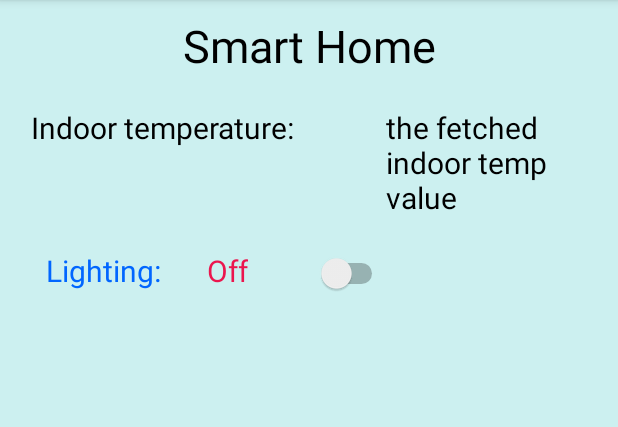
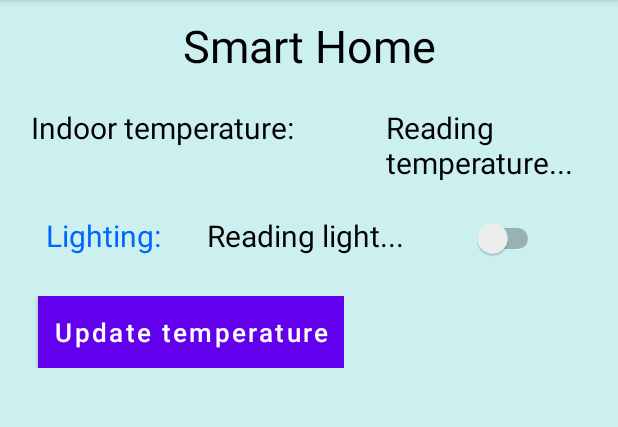
Before and after one commit to Siyue-Lu/IoT2022, an Android app: the screen it shows after launch (MainActivity), on a phone screen of 412 x 824 dp, the part 84-511 px from its top. Run offline under Robolectric (Android 15) with nearby library versions, the light colour scheme and no system bars.

Commit message:
omitted MQTT
completed light switching function with SSH+AsyncTask

```diff
--- a/app/build.gradle
+++ b/app/build.gradle
@@ -29,13 +29,12 @@ android {
 }
 
 dependencies {
+
     implementation 'androidx.appcompat:appcompat:1.5.1'
     implementation 'com.google.android.material:material:1.6.0'
     implementation 'androidx.constraintlayout:constraintlayout:2.1.4'
+    implementation files('libs\\SSH library.jar')
     testImplementation 'junit:junit:4.+'
     androidTestImplementation 'androidx.test.ext:junit:1.1.4'
     androidTestImplementation 'androidx.test.espresso:espresso-core:3.5.0'
-    implementation 'org.eclipse.paho:org.eclipse.paho.client.mqttv3:1.1.0'
-    implementation 'org.eclipse.paho:org.eclipse.paho.android.service:1.1.1'
-    implementation 'androidx.legacy:legacy-support-v4:1.0.0'
 }
--- a/app/src/main/AndroidManifest.xml
+++ b/app/src/main/AndroidManifest.xml
@@ -1,9 +1,8 @@
 <?xml version="1.0" encoding="utf-8"?>
 <manifest xmlns:android="http://schemas.android.com/apk/res/android"
     package="com.example.iot2022group7">
-    <uses-permission android:name="android.permission.WAKE_LOCK" />
+
     <uses-permission android:name="android.permission.INTERNET" />
-    <uses-permission android:name="android.permission.ACCESS_NETWORK_STATE" />
 
     <application
         android:allowBackup="true"
@@ -12,8 +11,7 @@
         android:roundIcon="@mipmap/ic_launcher_round"
         android:supportsRtl="true"
         android:theme="@style/Theme.IoT2022Group7">
-        <service android:name="org.eclipse.paho.android.service.MqttService" />
-        <activity android:name=".MainActivity" android:enabled="true">
+        <activity android:name=".MainActivity">
             <intent-filter>
                 <action android:name="android.intent.action.MAIN" />
 
--- a/app/src/main/java/com/example/iot2022group7/MainActivity.java
+++ b/app/src/main/java/com/example/iot2022group7/MainActivity.java
@@ -2,24 +2,30 @@ package com.example.iot2022group7;
 
 import androidx.appcompat.app.AppCompatActivity;
 
+import android.os.AsyncTask;
 import android.os.Bundle;
-import android.util.Log;
+import android.os.StrictMode;
 import android.view.View;
-import android.widget.*;
+import android.widget.Button;
+import android.widget.CompoundButton;
+import android.widget.Switch;
+import android.widget.TextView;
 
-import org.eclipse.paho.android.service.MqttAndroidClient;
-import org.eclipse.paho.client.mqttv3.*;
+import java.io.BufferedReader;
+import java.io.IOException;
+import java.io.InputStream;
+import java.io.InputStreamReader;
+
+import ch.ethz.ssh2.Connection;
+import ch.ethz.ssh2.Session;
+import ch.ethz.ssh2.StreamGobbler;
 
 public class MainActivity extends AppCompatActivity {
 
     TextView txv_temp_indoor = null;
-    TextView txv_outdoor_light = null;
+    TextView outdoor_light_show = null;
     Switch lightToggle = null;
-//    Button btnUpdateTemp = null;
-
-    private MqttAndroidClient client;
-    private static final String SERVER_URI = "tcp://test.mosquitto.org:1883";
-    private static final String TAG = "MainActivity";
+    Button btnUpdateTemp = null;
 
     @Override
     protected void onCreate(Bundle savedInstanceState) {
@@ -27,113 +33,86 @@ public class MainActivity extends AppCompatActivity {
         setContentView(R.layout.content_main);
 
         txv_temp_indoor = (TextView) findViewById(R.id.indoorTempShow);
-        txv_outdoor_light = (TextView) findViewById(R.id.outdoorLightShow);
+        outdoor_light_show = (TextView) findViewById(R.id.outdoorLightShow);
         lightToggle = (Switch) findViewById(R.id.btnToggle);
-//        btnUpdateTemp = (Button) findViewById(R.id.btnUpdateTemp);
-        txv_temp_indoor.setText("the fetched indoor temp value");
+        btnUpdateTemp = (Button) findViewById(R.id.btnUpdateTemp);
 
-        connect();
-        client.setCallback(new MqttCallbackExtended() {
-            @Override
-            public void connectComplete(boolean reconnect, String serverURI) {
-                if (reconnect) {
-                    System.out.println("Reconnected to : " + serverURI);
-                    // Re-subscribe as we lost it due to new session
-                } else {
-                    System.out.println("Connected to: " + serverURI);
-                }
-                subscribe("temp");
-            }
-
-            @Override
-            public void connectionLost(Throwable cause) {
-                System.out.println("The Connection was lost.");
-            }
-
-            @Override
-            public void messageArrived(String topic, MqttMessage message) throws Exception {
-                String newMessage = new String(message.getPayload());
-                System.out.println("Incoming message: " + newMessage);
-                /* add code here to interact with elements
-                (text views, buttons)
-                using data from newMessage
-                */
-                if (newMessage.length() == 4) {
-                    txv_temp_indoor.setText(newMessage);
-                }
-            }
-
-            @Override
-            public void deliveryComplete(IMqttDeliveryToken token) {
-            }
-        });
+        // get light status and display in UI
 
 
+        // run scripts and change UI on toggle
         lightToggle.setOnCheckedChangeListener(new CompoundButton.OnCheckedChangeListener() {
             @Override
             public void onCheckedChanged(CompoundButton buttonView, boolean isChecked) {
                 if (isChecked) {
-                    txv_outdoor_light.setTextColor(getResources().getColor(R.color.teal_700));
-                    txv_outdoor_light.setText(R.string.txv_outdoor_light_on);
+                    new AsyncTask<Integer, Void, Void>() {
+                        @Override
+                        protected Void doInBackground(Integer... params) {
+                            run("python TurnOnLights.py");
+                            return null;
+                        }
+
+                        @Override
+                        protected void onPostExecute(Void v) {
+                            outdoor_light_show.setText(R.string.txv_on);
+                            outdoor_light_show.setTextColor(getResources().getColor(R.color.teal_700));
+                        }
+                    }.execute(1);
                 } else {
-                    txv_outdoor_light.setTextColor(getResources().getColor(R.color.title_bar_color));
-                    txv_outdoor_light.setText(R.string.txv_outdoor_light_show);
+                    new AsyncTask<Integer, Void, Void>() {
+                        @Override
+                        protected Void doInBackground(Integer... params) {
+                            run("python TurnOffLights.py");
+                            return null;
+                        }
+
+                        @Override
+                        protected void onPostExecute(Void v) {
+                            outdoor_light_show.setText(R.string.txv_off);
+                            outdoor_light_show.setTextColor(getResources().getColor(R.color.title_bar_color));
+                        }
+                    }.execute(1);
                 }
             }
         });
 
-//        btnUpdateTemp.setOnClickListener(new View.OnClickListener() {
-//            public void onClick(View v) {
-//
-//            }
-//        });
+        btnUpdateTemp.setOnClickListener(new View.OnClickListener() {
+            public void onClick(View v) {
+
+            }
+        });
     }
 
-    private void connect() {
-        String clientId = MqttClient.generateClientId();
-        client = new MqttAndroidClient(this.getApplicationContext(), SERVER_URI, clientId);
+    public void run(String command) {
+        String hostname = "7.tcp.eu.ngrok.io";
+        int port = 14536;
+        String username = "pi";
+        String password = "pi";
         try {
-            IMqttToken token = client.connect();
-            token.setActionCallback(new IMqttActionListener() {
-                @Override
-                public void onSuccess(IMqttToken asyncActionToken) {
-                    // We are connected
-                    Log.d(TAG, "onSuccess");
-                    System.out.println(TAG + " Success. Connected to " + SERVER_URI);
-                }
-
-                @Override
-                public void onFailure(IMqttToken asyncActionToken, Throwable exception) {
-                    // Something went wrong e.g. connection timeout or firewall problems
-                    Log.d(TAG, "onFailure");
-                    System.out.println(TAG + " Oh no! Failed to connect to " + SERVER_URI);
-                }
-            });
-        } catch (MqttException e) {
-            e.printStackTrace();
+            StrictMode.ThreadPolicy policy = new StrictMode.ThreadPolicy.Builder().permitAll().build();
+            StrictMode.setThreadPolicy(policy);
+            Connection conn = new Connection(hostname, port); //init connection
+            conn.connect(); //start connection to the hostname
+            boolean isAuthenticated = conn.authenticateWithPassword(username, password);
+            if (isAuthenticated == false)
+                throw new IOException("Authentication failed.");
+            Session sess = conn.openSession();
+            sess.execCommand(command);
+            InputStream stdout = new StreamGobbler(sess.getStdout());
+            BufferedReader br = new BufferedReader(new InputStreamReader(stdout));//reads text
+            while (true) {
+                String line = br.readLine(); // read line
+                if (line == null)
+                    break;
+            }
+            /* Show exit status, if available (otherwise "null") */
+            System.out.println("ExitCode: " + sess.getExitStatus());
+            sess.close(); // Close this session
+            conn.close();
+        } catch (IOException e) {
+            e.printStackTrace(System.err);
+            System.exit(2);
         }
     }
 
-    private void subscribe(String topicToSubscribe) {
-        final String topic = topicToSubscribe;
-        int qos = 1;
-        try {
-            IMqttToken subToken = client.subscribe(topic, qos);
-            subToken.setActionCallback(new IMqttActionListener() {
-                @Override
-                public void onSuccess(IMqttToken asyncActionToken) {
-                    System.out.println("Subscription successful to topic: " + topic);
-                }
-
-                @Override
-                public void onFailure(IMqttToken asyncActionToken, Throwable exception) {
-                    System.out.println("Failed to subscribe to topic: " + topic);
-                    // The subscription could not be performed, maybe the user was not
-                    // authorized to subscribe on the specified topic e.g. using wildcards
-                }
-            });
-        } catch (MqttException e) {
-            e.printStackTrace();
-        }
-    }
 }
--- a/app/src/main/res/layout/content_main.xml
+++ b/app/src/main/res/layout/content_main.xml
@@ -69,7 +69,7 @@
             android:padding="5dip"
             android:layout_marginLeft="20dp"
             android:text="@string/txv_outdoor_light_show"
-            android:textColor="@color/title_bar_color"
+            android:textColor="@color/black_alpha"
             android:textSize="20sp" />
 
         <Switch
@@ -94,17 +94,17 @@
         android:layout_height="wrap_content"
         android:padding="5dip">
 
-<!--        <Button-->
-<!--            android:id="@+id/btnUpdateTemp"-->
-<!--            android:layout_width="wrap_content"-->
-<!--            android:layout_height="wrap_content"-->
-<!--            android:layout_marginLeft="20dp"-->
-<!--            android:background="@color/colorPrimary"-->
-<!--            android:padding="5dip"-->
-<!--            android:text=" Update temperature "-->
-<!--            android:textAllCaps="false"-->
-<!--            android:textColor="#FFFFFF"-->
-<!--            android:textSize="17sp" />-->
+        <Button
+            android:id="@+id/btnUpdateTemp"
+            android:layout_width="wrap_content"
+            android:layout_height="wrap_content"
+            android:layout_marginLeft="20dp"
+            android:background="@color/colorPrimary"
+            android:padding="5dip"
+            android:text=" Update temperature "
+            android:textAllCaps="false"
+            android:textColor="#FFFFFF"
+            android:textSize="17sp" />
     </LinearLayout>
 
     <LinearLayout
--- a/app/src/main/res/values/colors.xml
+++ b/app/src/main/res/values/colors.xml
@@ -13,5 +13,5 @@
     <color name="title_bar_color">#EB164E</color>
     <color name="activitybackground">#ccf0f0</color>
     <color name="activityfont">#3f3f3f</color>
-    <color name="colorPrimary">#FFBB86FC</color>
+    <color name="colorPrimary">#FF6200EE</color>
 </resources>
--- a/app/src/main/res/values/strings.xml
+++ b/app/src/main/res/values/strings.xml
@@ -2,8 +2,9 @@
     <string name="app_name">IoT 2022 Group 7</string>
     <string name="txv_title_temp">Smart Home</string>
     <string name="txv_indoor_temp">Indoor temperature:</string>
-    <string name="txv_indoor_temp_show"></string>
+    <string name="txv_indoor_temp_show">Reading temperature...</string>
     <string name="txv_outdoor_light">Lighting:</string>
-    <string name="txv_outdoor_light_show">Off</string>
-    <string name="txv_outdoor_light_on">On</string>
+    <string name="txv_outdoor_light_show">Reading light...</string>
+    <string name="txv_on">On</string>
+    <string name="txv_off">Off</string>
 </resources>
--- a/build.gradle
+++ b/build.gradle
@@ -16,9 +16,6 @@ allprojects {
     repositories {
         google()
         jcenter()
-        maven {
-            url "https://repo.eclipse.org/content/repositories/paho-snapshots/"
-        }
     }
 }
 
--- a/gradle.properties
+++ b/gradle.properties
@@ -15,4 +15,3 @@ org.gradle.jvmargs=-Xmx2048m -Dfile.encoding=UTF-8
 # Android operating system, and which are packaged with your app"s APK
 # https://developer.android.com/topic/libraries/support-library/androidx-rn
 android.useAndroidX=true
-android.enableJetifier=true
```
Also changed, not shown: app/libs/SSH library.jar (added), gradle/wrapper/gradle-wrapper.properties.
